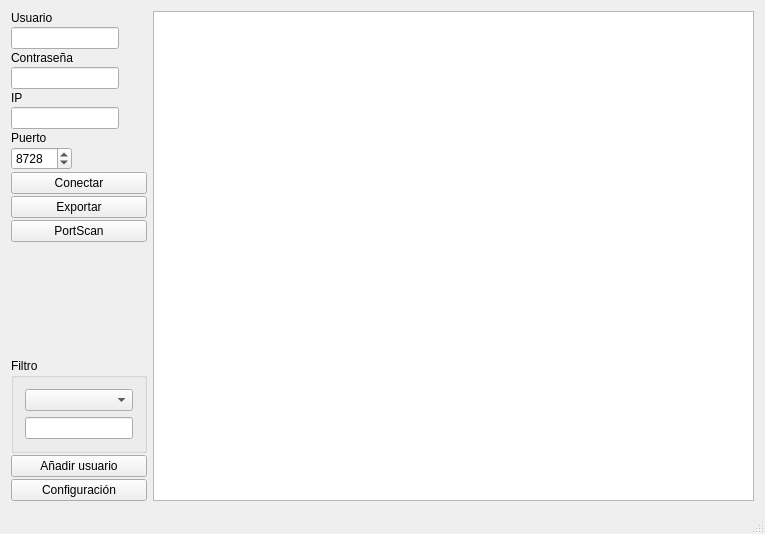
Qt form QMikPPPManager.ui (silderan/QMikPPPManager) before a commit.
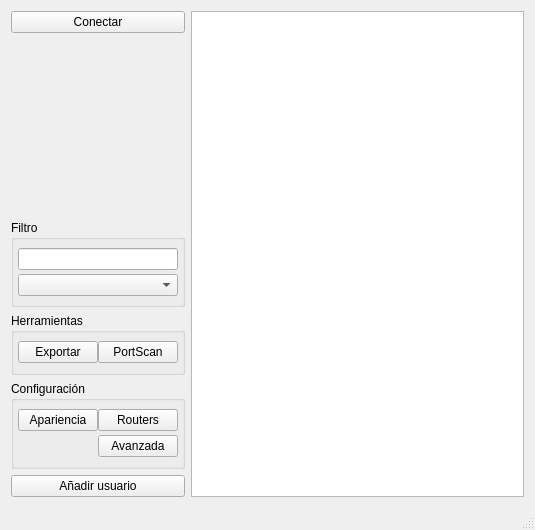
The same form after that commit. Custom widgets are drawn as their Qt base class.

What changed in the file:
```diff
--- a/QMikPPPManager.ui
+++ b/QMikPPPManager.ui
@@ -6,182 +6,23 @@
    <rect>
     <x>0</x>
     <y>0</y>
-    <width>765</width>
-    <height>534</height>
+    <width>535</width>
+    <height>530</height>
    </rect>
   </property>
   <property name="windowTitle">
    <string>QMikPPPManager</string>
   </property>
   <widget class="QWidget" name="centralWidget">
-   <layout class="QGridLayout" name="gridLayout">
+   <layout class="QGridLayout" name="gridLayout_4">
     <item row="0" column="0">
-     <layout class="QVBoxLayout" name="verticalLayout">
-      <property name="spacing">
-       <number>2</number>
+     <widget class="QPushButton" name="connectButton">
+      <property name="text">
+       <string>Conectar</string>
       </property>
-      <item>
-       <widget class="QLabel" name="label">
-        <property name="text">
-         <string>Usuario</string>
-        </property>
-       </widget>
-      </item>
-      <item>
-       <widget class="QLineEdit" name="leUser">
-        <property name="sizePolicy">
-         <sizepolicy hsizetype="Maximum" vsizetype="Fixed">
-          <horstretch>0</horstretch>
-          <verstretch>0</verstretch>
-         </sizepolicy>
-        </property>
-        <property name="text">
-         <string/>
-        </property>
-       </widget>
-      </item>
-      <item>
-       <widget class="QLabel" name="label_2">
-        <property name="text">
-         <string>Contraseña</string>
-        </property>
-       </widget>
-      </item>
-      <item>
-       <widget class="QLineEdit" name="lePass">
-        <property name="sizePolicy">
-         <sizepolicy hsizetype="Maximum" vsizetype="Fixed">
-          <horstretch>0</horstretch>
-          <verstretch>0</verstretch>
-         </sizepolicy>
-        </property>
-        <property name="text">
-         <string/>
-        </property>
-        <property name="echoMode">
-         <enum>QLineEdit::Password</enum>
-        </property>
-       </widget>
-      </item>
-      <item>
-       <widget class="QLabel" name="label_3">
-        <property name="text">
-         <string>IP</string>
-        </property>
-       </widget>
-      </item>
-      <item>
-       <widget class="QLineEdit" name="leIP">
-        <property name="sizePolicy">
-         <sizepolicy hsizetype="Maximum" vsizetype="Fixed">
-          <horstretch>0</horstretch>
-          <verstretch>0</verstretch>
-         </sizepolicy>
-        </property>
-        <property name="text">
-         <string/>
-        </property>
-       </widget>
-      </item>
-      <item>
-       <widget class="QLabel" name="label_4">
-        <property name="text">
-         <string>Puerto</string>
-        </property>
-       </widget>
-      </item>
-      <item>
-       <widget class="QSpinBox" name="sbPort">
-        <property name="sizePolicy">
-         <sizepolicy hsizetype="Fixed" vsizetype="Fixed">
-          <horstretch>0</horstretch>
-          <verstretch>0</verstretch>
-         </sizepolicy>
-        </property>
-        <property name="minimum">
-         <number>1</number>
-        </property>
-        <property name="maximum">
-         <number>65535</number>
-        </property>
-        <property name="value">
-         <number>8728</number>
-        </property>
-       </widget>
-      </item>
-      <item>
-       <widget class="QPushButton" name="pbConnect">
-        <property name="text">
-         <string>Conectar</string>
-        </property>
-       </widget>
-      </item>
-      <item>
-       <widget class="QPushButton" name="btExportar">
-        <property name="text">
-         <string>Exportar</string>
-        </property>
-       </widget>
-      </item>
-      <item>
-       <widget class="QPushButton" name="btPortScan">
-        <property name="text">
-         <string>PortScan</string>
-        </property>
-       </widget>
-      </item>
-      <item>
-       <spacer name="verticalSpacer">
-        <property name="orientation">
-         <enum>Qt::Vertical</enum>
-        </property>
-        <property name="sizeHint" stdset="0">
-         <size>
-          <width>20</width>
-          <height>50</height>
-         </size>
-        </property>
-       </spacer>
-      </item>
-      <item>
-       <widget class="QGroupBox" name="groupBox">
-        <property name="title">
-         <string>Filtro</string>
-        </property>
-        <layout class="QGridLayout" name="gridLayout_2">
-         <item row="1" column="0">
-          <widget class="QLineEdit" name="leFiltro">
-           <property name="sizePolicy">
-            <sizepolicy hsizetype="Minimum" vsizetype="Fixed">
-             <horstretch>0</horstretch>
-             <verstretch>0</verstretch>
-            </sizepolicy>
-           </property>
-          </widget>
-         </item>
-         <item row="0" column="0">
-          <widget class="QComboBox" name="cbFiltro"/>
-         </item>
-        </layout>
-       </widget>
-      </item>
-      <item>
-       <widget class="QPushButton" name="anyadeUsuario">
-        <property name="text">
-         <string>Añadir usuario</string>
-        </property>
-       </widget>
-      </item>
-      <item>
-       <widget class="QPushButton" name="btConfig">
-        <property name="text">
-         <string>Configuración</string>
-        </property>
-       </widget>
-      </item>
-     </layout>
+     </widget>
     </item>
-    <item row="0" column="1">
+    <item row="0" column="1" rowspan="6">
      <widget class="QSecretDataTable" name="twUsuarios">
       <property name="font">
        <font>
@@ -205,6 +46,155 @@
       </attribute>
      </widget>
     </item>
+    <item row="1" column="0">
+     <spacer name="verticalSpacer">
+      <property name="orientation">
+       <enum>Qt::Vertical</enum>
+      </property>
+      <property name="sizeHint" stdset="0">
+       <size>
+        <width>20</width>
+        <height>180</height>
+       </size>
+      </property>
+     </spacer>
+    </item>
+    <item row="2" column="0">
+     <widget class="QGroupBox" name="groupBox">
+      <property name="title">
+       <string>Filtro</string>
+      </property>
+      <layout class="QGridLayout" name="gridLayout_2">
+       <property name="leftMargin">
+        <number>4</number>
+       </property>
+       <property name="topMargin">
+        <number>8</number>
+       </property>
+       <property name="rightMargin">
+        <number>4</number>
+       </property>
+       <property name="bottomMargin">
+        <number>8</number>
+       </property>
+       <property name="horizontalSpacing">
+        <number>0</number>
+       </property>
+       <property name="verticalSpacing">
+        <number>4</number>
+       </property>
+       <item row="1" column="0">
+        <widget class="QComboBox" name="cbFiltro"/>
+       </item>
+       <item row="0" column="0">
+        <widget class="QLineEdit" name="leFiltro">
+         <property name="sizePolicy">
+          <sizepolicy hsizetype="Minimum" vsizetype="Fixed">
+           <horstretch>0</horstretch>
+           <verstretch>0</verstretch>
+          </sizepolicy>
+         </property>
+        </widget>
+       </item>
+      </layout>
+     </widget>
+    </item>
+    <item row="3" column="0">
+     <widget class="QGroupBox" name="groupBox_3">
+      <property name="title">
+       <string>Herramientas</string>
+      </property>
+      <layout class="QGridLayout" name="gridLayout_3">
+       <property name="leftMargin">
+        <number>4</number>
+       </property>
+       <property name="topMargin">
+        <number>8</number>
+       </property>
+       <property name="rightMargin">
+        <number>4</number>
+       </property>
+       <property name="bottomMargin">
+        <number>9</number>
+       </property>
+       <property name="horizontalSpacing">
+        <number>0</number>
+       </property>
+       <property name="verticalSpacing">
+        <number>4</number>
+       </property>
+       <item row="0" column="0">
+        <widget class="QPushButton" name="exportButton">
+         <property name="text">
+          <string>Exportar</string>
+         </property>
+        </widget>
+       </item>
+       <item row="0" column="1">
+        <widget class="QPushButton" name="portScanButton">
+         <property name="text">
+          <string>PortScan</string>
+         </property>
+        </widget>
+       </item>
+      </layout>
+     </widget>
+    </item>
+    <item row="4" column="0">
+     <widget class="QGroupBox" name="groupBox_2">
+      <property name="title">
+       <string>Configuración</string>
+      </property>
+      <layout class="QGridLayout" name="gridLayout">
+       <property name="leftMargin">
+        <number>4</number>
+       </property>
+       <property name="topMargin">
+        <number>8</number>
+       </property>
+       <property name="rightMargin">
+        <number>4</number>
+       </property>
+       <property name="bottomMargin">
+        <number>9</number>
+       </property>
+       <property name="horizontalSpacing">
+        <number>0</number>
+       </property>
+       <property name="verticalSpacing">
+        <number>4</number>
+       </property>
+       <item row="0" column="0">
+        <widget class="QPushButton" name="localConfigButton">
+         <property name="text">
+          <string>Apariencia</string>
+         </property>
+        </widget>
+       </item>
+       <item row="0" column="1">
+        <widget class="QPushButton" name="connectionConfigButton">
+         <property name="text">
+          <string>Routers</string>
+         </property>
+        </widget>
+       </item>
+       <item row="1" column="1">
+        <widget class="QPushButton" name="advancedConfigButton">
+         <property name="text">
+          <string>Avanzada</string>
+         </property>
+        </widget>
+       </item>
+      </layout>
+     </widget>
+    </item>
+    <item row="5" column="0">
+     <widget class="QPushButton" name="addUserButton">
+      <property name="text">
+       <string>Añadir usuario</string>
+      </property>
+     </widget>
+    </item>
    </layout>
   </widget>
   <widget class="QMenuBar" name="menuBar">
```
Left out of the diff: 2 changed lines with no effect on the pictures.
